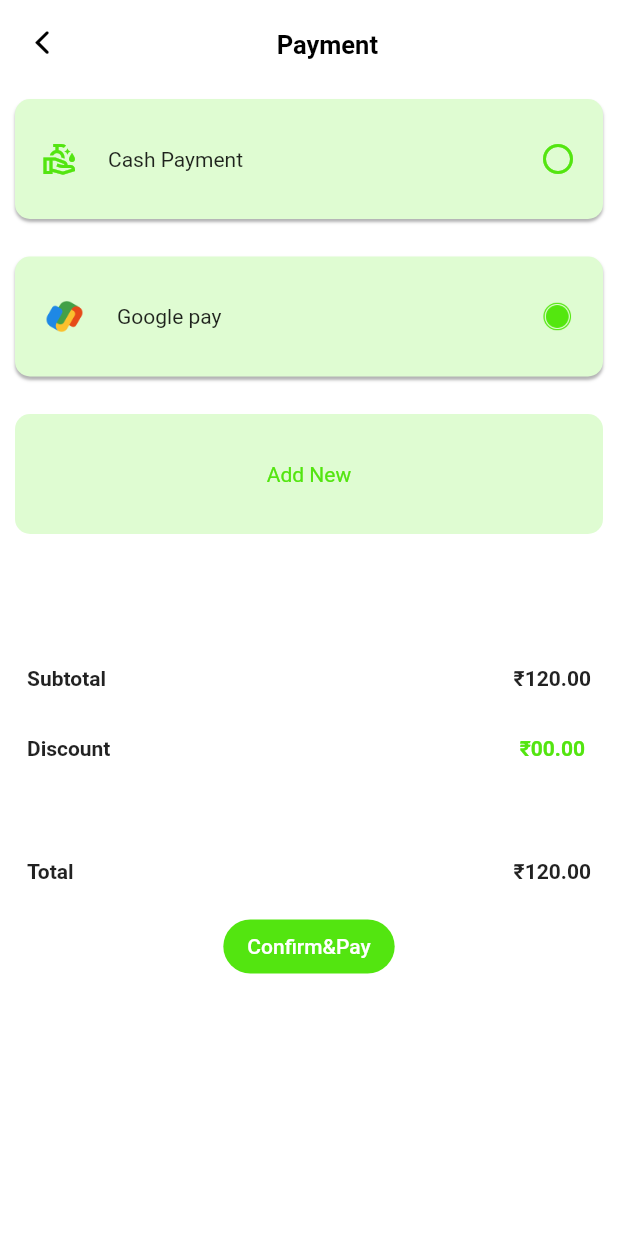
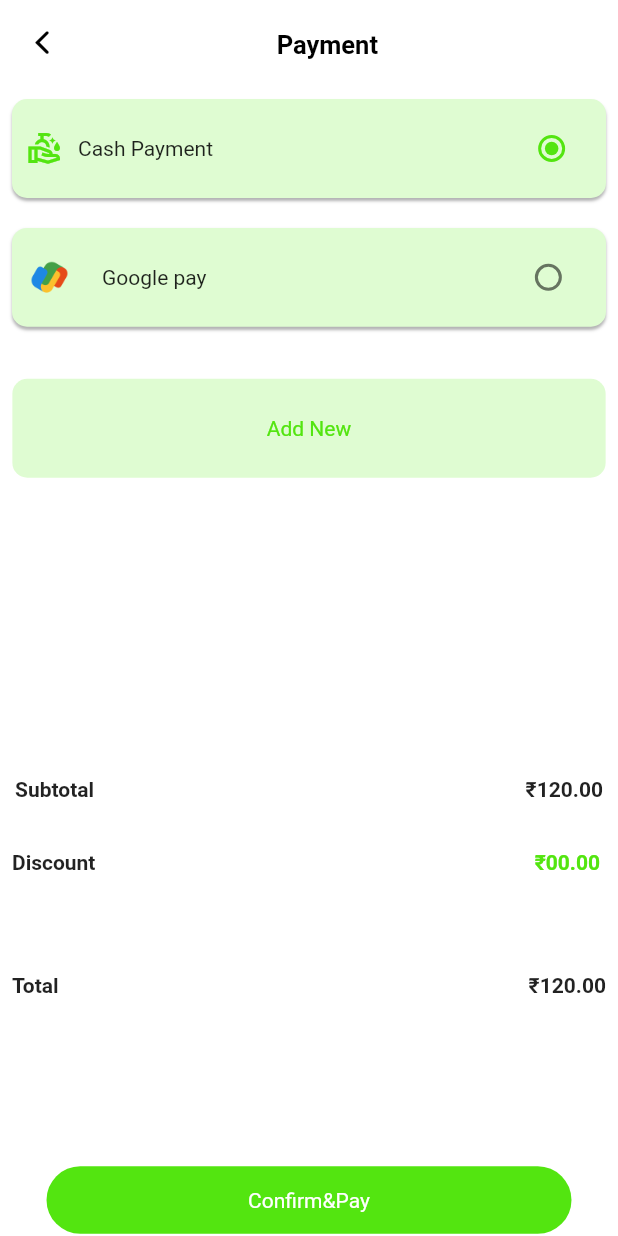
Before and after one commit to shaanis/shaanis, a Flutter app: the PaymentPage screen opened directly, on a phone screen of 412 x 824 dp. Run offline on Flutter 3.47's test engine with Material 2 defaults, Android fonts, the light colour scheme and no system bars; our stand-ins replace flutter_rating_bar, google_fonts, lottie.

Commit message:
first commit

```diff
--- a/lib/main.dart
+++ b/lib/main.dart
@@ -3,6 +3,7 @@ import 'package:canteen_management/login.dart';
 import 'package:canteen_management/maintance.dart';
 import 'package:canteen_management/menu.dart';
 import 'package:canteen_management/signup.dart';
+import 'package:canteen_management/splash.dart';
 import 'package:canteen_management/uporin.dart';
 import 'package:flutter/material.dart';
 
@@ -20,7 +21,7 @@ class MyApp extends StatelessWidget {
   Widget build(BuildContext context) {
     return MaterialApp(
       debugShowCheckedModeBanner: false,
-      home: navigation(),
+      home: Splash(),
 
     );
   }
--- a/lib/pay1.dart
+++ b/lib/pay1.dart
@@ -11,12 +11,17 @@ class payPage extends StatefulWidget {
 class _payPageState extends State<payPage> {
   @override
   Widget build(BuildContext context) {
-    return  Scaffold(
+    final height= MediaQuery.of(context).size.height;
+    final width= MediaQuery.of(context).size.width;
+    return  Scaffold(backgroundColor: Colors.orange,
       appBar: AppBar(),
-     body: Center(
-       child: Lottie.network('https://lottiefiles.com/animations/success-light-wuyKt2j2c9',
-        animate: true ),
-     ),
+     body: Column(mainAxisAlignment: MainAxisAlignment.center,
+       children: [
+         Center(
+           child: Lottie.network("https://lottie.host/7d3f042a-d234-4c4a-8582-74bc0efa6da1/paQkCLgaxs.json",height: 150,width: 150),
+         ),
+       ],
+     )
     );
   }
 }
--- a/lib/payment.dart
+++ b/lib/payment.dart
@@ -1,5 +1,3 @@
-import 'dart:ffi';
-
 import 'package:canteen_management/pay1.dart';
 import 'package:flutter/cupertino.dart';
 import 'package:flutter/material.dart';
@@ -12,41 +10,51 @@ class PaymentPage extends StatefulWidget {
 }
 
 class _PaymentPageState extends State<PaymentPage> {
+  int value = 1;
   @override
   Widget build(BuildContext context) {
+    final height = MediaQuery.of(context).size.height;
+    final width = MediaQuery.of(context).size.width;
     return Scaffold(
       appBar: AppBar(
         elevation: 0,
         backgroundColor: Colors.white,
         leading: IconButton(
-          icon: Icon(CupertinoIcons.back,color: Colors.black,),
-          onPressed: (){
+          icon: Icon(
+            CupertinoIcons.back,
+            color: Colors.black,
+          ),
+          onPressed: () {
             Navigator.pop(context);
           },
         ),
         actions: [
           Padding(
-              padding: EdgeInsets.only(right: 160,top: 20),
-            child: Text('Payment',style: TextStyle(
+            padding: EdgeInsets.only(right: 160, top: 20),
+            child: Text(
+              'Payment',
+              style: TextStyle(
                   fontWeight: FontWeight.bold,
                   fontSize: 17,
-              color: Colors.black
-            ),
+                  color: Colors.black),
             ),
           )
         ],
       ),
       backgroundColor: Colors.white,
-      body: Container(padding: EdgeInsets.all(10),
+      body: Container(
+        height: height,
+        width: width,
+        color: Colors.white,
         child: Column(
           children: [
             Container(
-              height: 80,
-              padding: EdgeInsets.all(10),
+              margin: EdgeInsets.only(top: 10, bottom: 10, left: 8, right: 8),
+              height: height * .08,
               decoration: BoxDecoration(
                 boxShadow: [
                   BoxShadow(
-                      offset: Offset(0,2),
+                      offset: Offset(0, 2),
                       blurRadius: 1,
                       color: Color(0xffb2b2b3)
                       // spreadRadius:
@@ -56,31 +64,38 @@ class _PaymentPageState extends State<PaymentPage> {
                 borderRadius: BorderRadius.circular(10),
                 color: Color(0xffdffcd2),
               ),
-              child: Padding(
-                padding: const EdgeInsets.all(8.0),
               child: Row(
-                  crossAxisAlignment: CrossAxisAlignment.center,
                 children: [
-                    Icon(Icons.clean_hands_outlined,
-                    color: Color(0xff53e510),),
-                    SizedBox(width: 20,),
-                    Text('Cash Payment',style: TextStyle(
-                      fontWeight: FontWeight.w400
-                    ),),
-                    Spacer(),
-                    Icon(Icons.circle_outlined,color: Color(0xff53e510),)
+                  SizedBox(width: 10),
+                  Icon(
+                    Icons.clean_hands_outlined,
+                    color: Color(0xff53e510),
+                  ),
+                  SizedBox(width: 10),
+                  Text("Cash Payment"),
+                  SizedBox(width: width*.46,),
+                  Expanded(
+                    child: Radio(
+                      value: 1,
+                      groupValue: value,
+                      activeColor: Color(0xff53e510),
+                      onChanged: (val) {
+                        setState(() {
+                          value=val!;
+                        });
+                      },
+                    ),
+                  ),
                 ],
               ),
             ),
-            ),
-            SizedBox(height: 25,),
             Container(
-              height: 80,
-              padding: EdgeInsets.all(10),
+              margin: EdgeInsets.only(top: 10, bottom: 10, left: 8, right: 8),
+              height: height * .08,
               decoration: BoxDecoration(
                 boxShadow: [
                   BoxShadow(
-                      offset: Offset(0,2),
+                      offset: Offset(0, 2),
                       blurRadius: 1,
                       color: Color(0xffb2b2b3)
                     // spreadRadius:
@@ -90,50 +105,59 @@ class _PaymentPageState extends State<PaymentPage> {
                 borderRadius: BorderRadius.circular(10),
                 color: Color(0xffdffcd2),
               ),
-              child: Padding(
-                padding: const EdgeInsets.all(8.0),
               child: Row(
-                  crossAxisAlignment: CrossAxisAlignment.center,
                 children: [
-                    Image.asset('assets/images/gpay.png',height: 25,width: 30,),
-                    SizedBox(width: 20,),
-                    Text('Google pay',style: TextStyle(
-                        fontWeight: FontWeight.w400
-                    ),),
-                    Spacer(),
-                    Image.asset('assets/images/icons8.png',height: 20,width: 25,),
+                  SizedBox(width: 10),
+                  Image.asset(
+                    'assets/images/gpay.png',
+                    height: 25,
+                    width: 30,
+                  ),
+                  SizedBox(
+                    width: 20,
+                  ),
+                  Text(
+                    'Google pay',
+                    style: TextStyle(fontWeight: FontWeight.w400),
+                  ),
+                  SizedBox(width: width*.46,),
+                  Expanded(
+                    child: Radio(
+                      value: 2,
+                      activeColor: Color(0xff53e510),
+                      groupValue: value,
+                      onChanged: (val){
+                        setState(() {
+                          value = val!;
+                        });
+                      },
+                    ),
+                  ),
                 ],
               ),
             ),
-            ),
-            SizedBox(height: 25,),
-            Container(
-              height: 80,
-              padding: EdgeInsets.all(10),
+            SizedBox(
+                height: height * .03),
+            InkWell(
+              onTap: (){},
+              child: Container(
+                height: height * .08,
+                width: width * .96,
                 decoration: BoxDecoration(
-
                   shape: BoxShape.rectangle,
                   borderRadius: BorderRadius.circular(10),
                   color: Color(0xffdffcd2),
                 ),
-              child: Padding(
-                padding: const EdgeInsets.all(8.0),
-                child: Row(mainAxisAlignment: MainAxisAlignment.center,
-                  crossAxisAlignment: CrossAxisAlignment.center,
-                  children: [
-                    Text('Add New',style: TextStyle(
+                child: Center(
+                  child: Text('Add New',style: TextStyle(
                       fontWeight: FontWeight.w400,
-                      color: Color(0xff53e510)
-                    ),),
-                  ],
+                      color: Color(0xff53e510)),),
                 ),
               ),
             ),
-            SizedBox(
-              height: 80,
-            ),
+            SizedBox(height: height*.23,),
             Padding(
-              padding: const EdgeInsets.all(8.0),
+              padding: const EdgeInsets.all(10.0),
               child: Row(
                 mainAxisAlignment: MainAxisAlignment.spaceBetween,
                 children: [
@@ -189,20 +213,25 @@ class _PaymentPageState extends State<PaymentPage> {
                 ],
               ),
             ),
-            SizedBox(height: 10,),
+
+
+            Spacer(),
             ElevatedButton(
               style: ElevatedButton.styleFrom(
+                minimumSize: Size(350, 45),
                 elevation: 0,
                 backgroundColor: Color(0xff53e510),
-                  shape:  RoundedRectangleBorder(
-                      borderRadius: BorderRadius.circular(30)
-                  ),
+                shape: RoundedRectangleBorder(
+                    borderRadius: BorderRadius.circular(30)),
               ),
               onPressed: () {
                 Navigator.push(context,
-                 MaterialPageRoute(builder: (context)=> payPage()));
+                    MaterialPageRoute(builder: (context) => payPage()));
               },
-              child: Text("Confirm&Pay"),
+              child: Text(
+                "Confirm&Pay",
+                style: TextStyle(fontWeight: FontWeight.w400),
+              ),
             ),
           ],
         ),
--- a/lib/splash.dart
+++ b/lib/splash.dart
@@ -1,5 +1,6 @@
 import 'dart:async';
 
+import 'package:canteen_management/navbar/navigbar.dart';
 import 'package:canteen_management/uporin.dart';
 import 'package:flutter/material.dart';
 import 'package:google_fonts/google_fonts.dart';
@@ -20,7 +21,7 @@ class _SplashState extends State<Splash> {
       Navigator.pushReplacement(
         context,
         MaterialPageRoute(
-          builder: (context) => Register(),
+          builder: (context) => navigation(),
         ),
       );
     });
```
Also changed, not shown: lib/generated/assets.dart. Lines whose indentation alone changed are shown as unchanged.
